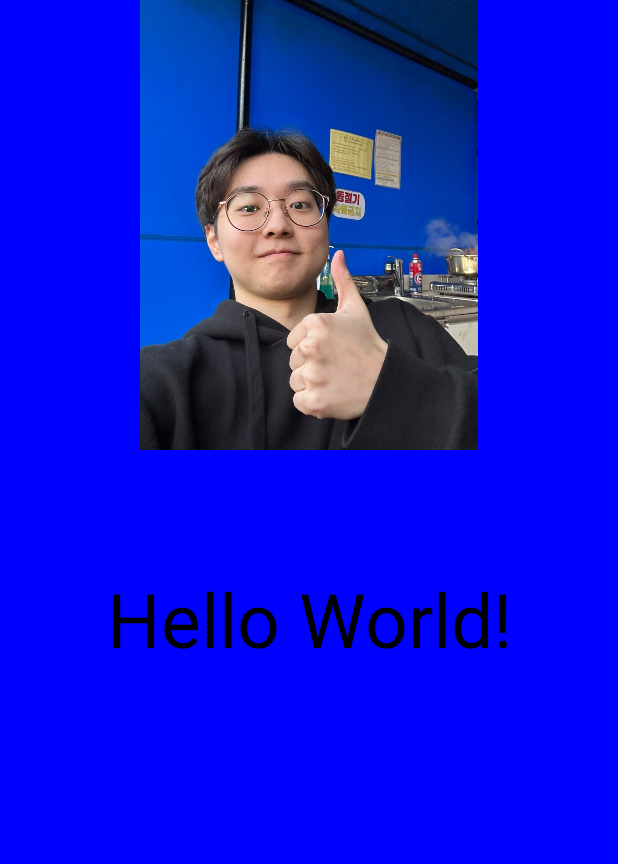
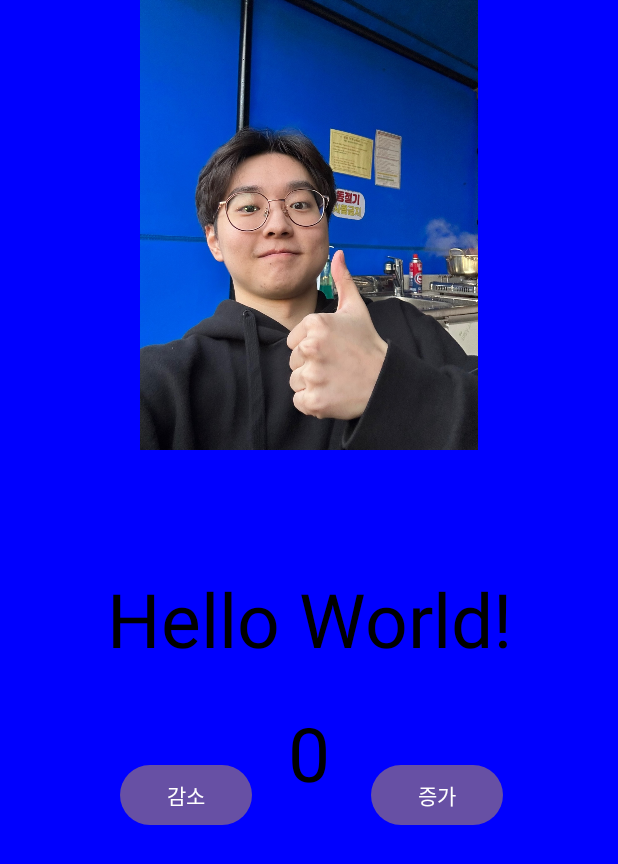
Before and after one commit to Ryosu7/test_project, an Android app: the layout activity_main.xml on its own in the app's theme, with its tools: preview values and no code run, on a phone screen of 412 x 824 dp. Shown: the top 864 px of the screen. Run offline under Robolectric (Android 15) with nearby library versions, the phone set to English and light mode, and no system bars.

Commit message:
Button onClick event
버튼 클릭시 증가, 감소 이벤트

```diff
--- a/app/src/main/java/com/example/test_project/MainActivity.kt
+++ b/app/src/main/java/com/example/test_project/MainActivity.kt
@@ -2,6 +2,8 @@ package com.example.test_project
 
 import androidx.appcompat.app.AppCompatActivity
 import android.os.Bundle
+import android.widget.Button
+import android.widget.TextView
 import androidx.databinding.DataBindingUtil
 import com.example.test_project.databinding.ActivityMainBinding
 
@@ -11,7 +13,20 @@ class MainActivity : AppCompatActivity() {
     override fun onCreate(savedInstanceState: Bundle?) {
         super.onCreate(savedInstanceState)
         binding = DataBindingUtil.setContentView(this, R.layout.activity_main)
-        binding.dataBindingEx.text = "따봉"
+        binding.dataBindingEx.text = "추천수"
+
+        var counter:Int = 0
+
+        var tv_count = findViewById<TextView>(R.id.tv_count) //상단에 있는 결과값을 나타내는 변수
+        val btn_add = findViewById<Button>(R.id.btn_add) // 수를 + 하는 버튼
+        val btn_minus= findViewById<Button>(R.id.btn_minus) //수를 -하는 버튼
+
+        btn_add.setOnClickListener { //+버튼을 누를시
+            counter++ //숫자는 1증가
+        }
+        btn_minus.setOnClickListener { //-버튼을 누를시
+            counter-- //숫자는 1감소
+        }
 
     }
 }
--- a/app/src/main/res/layout/activity_main.xml
+++ b/app/src/main/res/layout/activity_main.xml
@@ -4,39 +4,73 @@
     xmlns:app="http://schemas.android.com/apk/res-auto"
     xmlns:tools="http://schemas.android.com/tools"
     >
+
 <androidx.constraintlayout.widget.ConstraintLayout
     android:layout_width="match_parent"
     android:layout_height="match_parent"
-    tools:context=".MainActivity">
+    tools:context=".MainActivity"
+    android:background="#0000FF">
 
-    <LinearLayout
-        android:id="@+id/page"
-        android:layout_width="match_parent"
-        android:layout_height="match_parent"
-        android:orientation="horizontal"
-        android:background="#0000FF"
-        />
+        <ImageView
+            android:id="@+id/imageView"
+            android:layout_width="match_parent"
+            android:layout_height="300dp"
+            app:srcCompat="@drawable/yoon"
+            tools:ignore="MissingConstraints"
+            tools:layout_editor_absoluteX="match_parent"
+            tools:layout_editor_absoluteY="match_parent" />
+
+    <Button
+        android:id="@+id/btn_minus"
+        android:layout_width="wrap_content"
+        android:layout_height="wrap_content"
+        android:layout_gravity="center"
+        android:layout_marginTop="60dp"
+        android:layout_weight="1"
+        android:text="감소"
+        app:layout_constraintEnd_toStartOf="@+id/btn_add"
+        app:layout_constraintStart_toStartOf="parent"
+        app:layout_constraintTop_toBottomOf="@+id/dataBindingEx" />
+
+    <Button
+        android:id="@+id/btn_add"
+        android:layout_width="wrap_content"
+        android:layout_height="wrap_content"
+        android:layout_gravity="center"
+        android:layout_marginStart="170dp"
+        android:layout_marginTop="60dp"
+        android:layout_weight="1"
+        android:onClick="onClick"
+        android:text="증가"
+        app:layout_constraintEnd_toEndOf="parent"
+        app:layout_constraintStart_toStartOf="parent"
+        app:layout_constraintTop_toBottomOf="@+id/dataBindingEx" />
 
     <TextView
         android:id="@+id/dataBindingEx"
-        android:textSize="50sp"
-        android:textColor="@color/black"
         android:layout_width="wrap_content"
         android:layout_height="wrap_content"
         android:text="Hello World!"
+        android:textColor="@color/black"
+        android:textSize="50sp"
         app:layout_constraintBottom_toBottomOf="parent"
         app:layout_constraintEnd_toEndOf="parent"
         app:layout_constraintStart_toStartOf="parent"
         app:layout_constraintTop_toTopOf="parent" />
 
-    <ImageView
-        android:id="@+id/imageView"
-        android:layout_width="match_parent"
-        android:layout_height="300dp"
-        app:srcCompat="@drawable/yoon"
-        tools:ignore="MissingConstraints"
-        tools:layout_editor_absoluteX="match_parent"
-        tools:layout_editor_absoluteY="match_parent" />
+    <TextView
+        android:id="@+id/tv_count"
+        android:layout_width="wrap_content"
+        android:layout_height="wrap_content"
+        android:layout_marginTop="22dp"
+        android:text="0"
+        android:textColor="@color/black"
+        android:textSize="50sp"
+        app:layout_constraintEnd_toEndOf="parent"
+        app:layout_constraintStart_toStartOf="parent"
+        app:layout_constraintTop_toBottomOf="@+id/dataBindingEx" />
+
 
 </androidx.constraintlayout.widget.ConstraintLayout>
+
 </layout>
```
